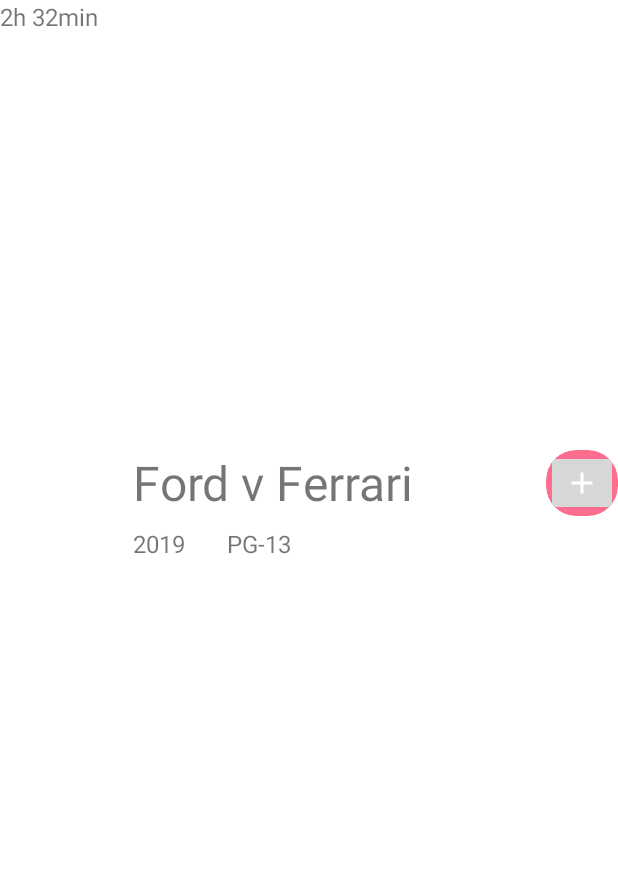
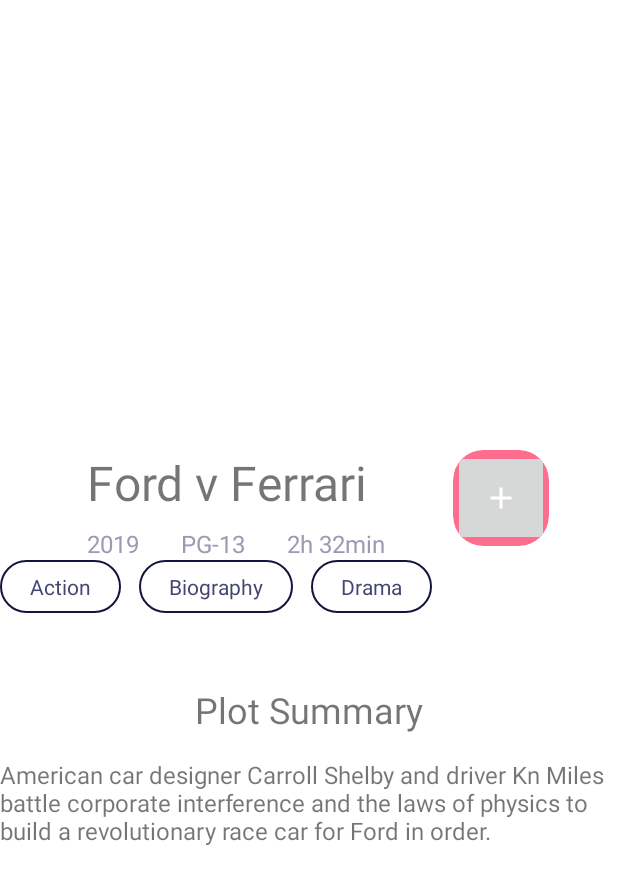
Before and after one commit to iandreyshev/podlodka_code_in_the_dark, an Android app: the screen it shows after launch (MainActivity), on a phone screen of 412 x 824 dp. Shown: the top 884 px of the screen. Run offline under Robolectric (Android 15) with nearby library versions, the phone set to English and light mode, and no system bars.

Commit message:
Описание

```diff
--- /dev/null
+++ b/app/src/main/res/drawable/background_chips.xml
@@ -0,0 +1,8 @@
+<?xml version="1.0" encoding="utf-8"?>
+<shape xmlns:android="http://schemas.android.com/apk/res/android"
+    android:shape="rectangle">
+    <corners android:radius="1000dp" />
+    <stroke
+        android:width="1.5dp"
+        android:color="#12153D" />
+</shape>
--- a/app/src/main/res/layout/activity_main.xml
+++ b/app/src/main/res/layout/activity_main.xml
@@ -37,6 +37,7 @@
             android:layout_height="wrap_content"
             android:layout_marginTop="8dp"
             android:text="2019"
+            android:textColor="#9A9BB2"
             android:textSize="16sp"
             app:layout_constraintStart_toStartOf="@id/title"
             app:layout_constraintTop_toBottomOf="@id/title" />
@@ -47,24 +48,38 @@
             android:layout_height="wrap_content"
             android:layout_marginStart="28dp"
             android:text="PG-13"
+            android:textColor="#9A9BB2"
             android:textSize="16sp"
             app:layout_constraintStart_toEndOf="@id/date"
             app:layout_constraintTop_toTopOf="@id/date" />
 
         <TextView
+            android:id="@+id/duration"
             android:layout_width="wrap_content"
             android:layout_height="wrap_content"
+            android:layout_marginStart="28dp"
             android:text="2h 32min"
-            android:textSize="16sp" />
+            android:textColor="#9A9BB2"
+            android:textSize="16sp"
+            app:layout_constraintStart_toEndOf="@id/age"
+            app:layout_constraintTop_toTopOf="@id/age" />
+
+        <androidx.constraintlayout.widget.Barrier
+            android:id="@+id/titleBarrierEnd"
+            android:layout_width="wrap_content"
+            android:layout_height="wrap_content"
+            app:barrierDirection="end"
+            app:constraint_referenced_ids="duration, title" />
 
         <androidx.cardview.widget.CardView
             android:id="@+id/addButton"
-            android:layout_width="wrap_content"
-            android:layout_height="wrap_content"
+            android:layout_width="64dp"
+            android:layout_height="64dp"
             app:cardBackgroundColor="#FE6D8E"
             app:cardCornerRadius="20dp"
             app:cardElevation="0dp"
             app:layout_constraintEnd_toEndOf="parent"
+            app:layout_constraintStart_toEndOf="@id/titleBarrierEnd"
             app:layout_constraintTop_toTopOf="@id/title">
 
             <ImageButton
@@ -74,6 +89,74 @@
 
         </androidx.cardview.widget.CardView>
 
+        <androidx.constraintlayout.widget.Barrier
+            android:id="@+id/titleBarrierBottom"
+            android:layout_width="wrap_content"
+            android:layout_height="wrap_content"
+            app:barrierDirection="bottom"
+            app:constraint_referenced_ids="addButton, date, age, duration" />
+
+        <LinearLayout
+            android:id="@+id/chips"
+            android:layout_width="wrap_content"
+            android:layout_height="wrap_content"
+            android:layout_marginHorizontal="@dimen/grid_step_8"
+            android:orientation="horizontal"
+            app:layout_constraintTop_toBottomOf="@id/titleBarrierBottom">
+
+            <TextView
+                android:layout_width="wrap_content"
+                android:layout_height="wrap_content"
+                android:background="@drawable/background_chips"
+                android:paddingHorizontal="20dp"
+                android:paddingVertical="8dp"
+                android:text="Action"
+                android:textColor="#434670" />
+
+            <TextView
+                android:layout_width="wrap_content"
+                android:layout_height="wrap_content"
+                android:layout_marginStart="12dp"
+                android:background="@drawable/background_chips"
+                android:paddingHorizontal="20dp"
+                android:paddingVertical="8dp"
+                android:text="Biography"
+                android:textColor="#434670" />
+
+            <TextView
+                android:layout_width="wrap_content"
+                android:layout_height="wrap_content"
+                android:layout_marginStart="12dp"
+                android:background="@drawable/background_chips"
+                android:paddingHorizontal="20dp"
+                android:paddingVertical="8dp"
+                android:text="Drama"
+                android:textColor="#434670" />
+
+        </LinearLayout>
+
+        <TextView
+            android:id="@+id/descTitle"
+            android:layout_width="wrap_content"
+            android:layout_height="wrap_content"
+            android:layout_marginHorizontal="@dimen/grid_step_8"
+            android:layout_marginTop="48dp"
+            android:text="Plot Summary"
+            android:textSize="24sp"
+            app:layout_constraintEnd_toEndOf="parent"
+            app:layout_constraintStart_toStartOf="parent"
+            app:layout_constraintTop_toBottomOf="@id/chips" />
+
+        <TextView
+            android:layout_width="wrap_content"
+            android:layout_height="wrap_content"
+            android:layout_marginTop="@dimen/grid_step_4"
+            android:text="American car designer Carroll Shelby and driver Kn Miles battle corporate interference and the laws of physics to build a revolutionary race car for Ford in order."
+            android:textSize="16sp"
+            app:layout_constraintEnd_toEndOf="parent"
+            app:layout_constraintStart_toStartOf="parent"
+            app:layout_constraintTop_toBottomOf="@id/descTitle" />
+
     </androidx.constraintlayout.widget.ConstraintLayout>
 
 </ScrollView>
```
